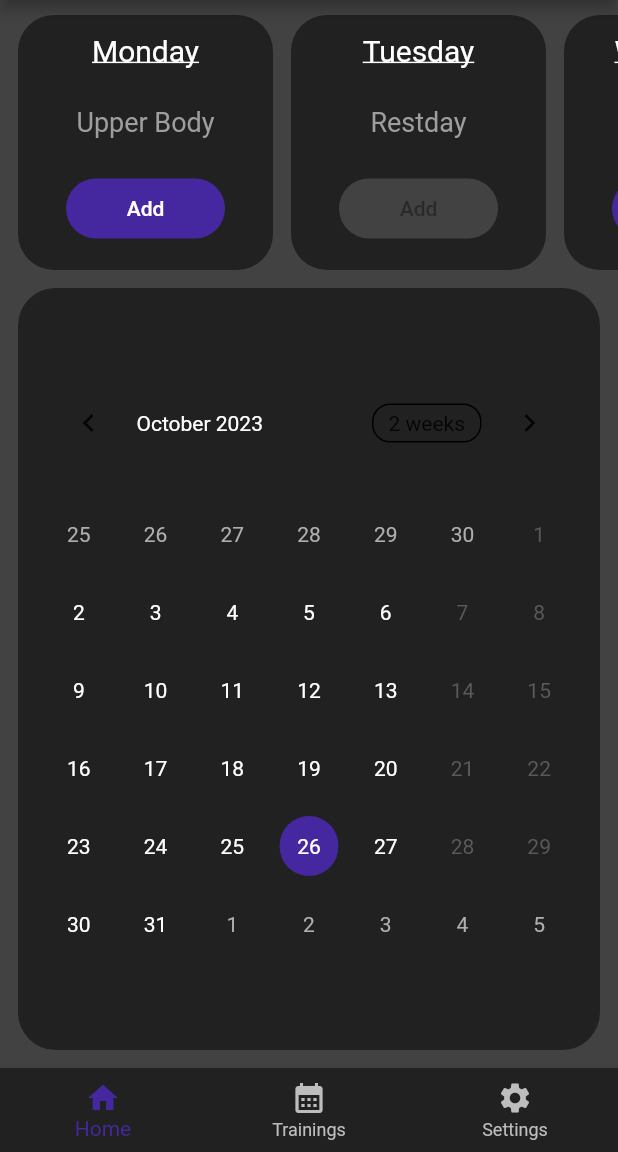
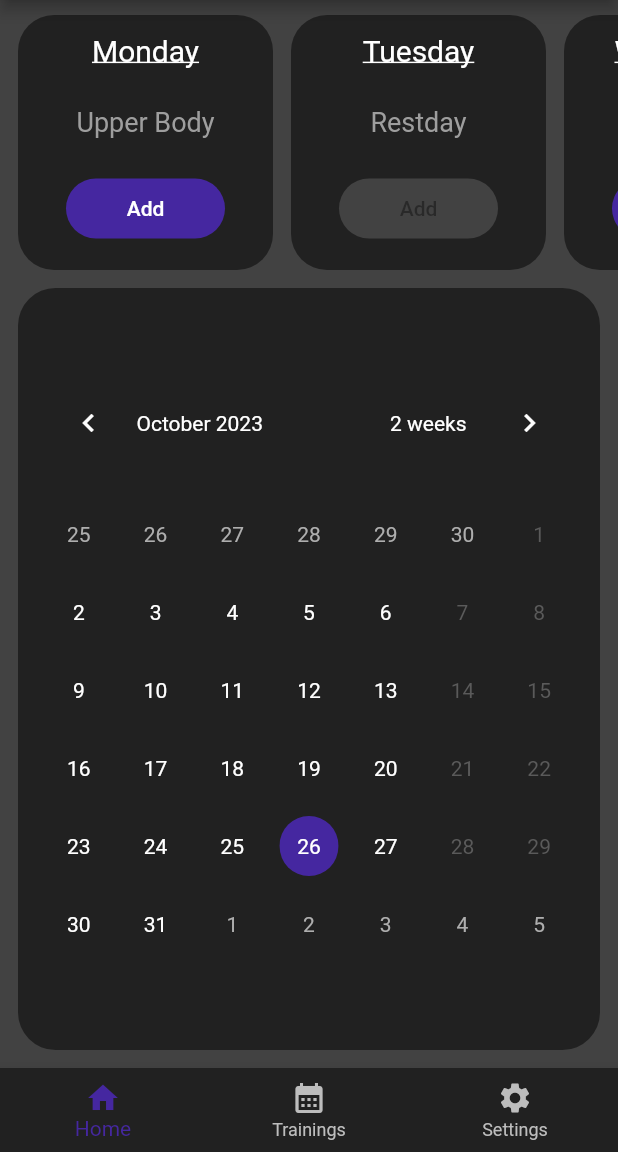
Before and after one commit to domique26/gym_tracker, a Flutter app: the screen it shows after launch, on a phone screen of 412 x 824 dp, the part 84-1236 px from its top. Run offline on Flutter 3.47's test engine with Material 2 defaults, Android fonts, the phone set to English and light mode, and no system bars; drawn by our look-alikes of table_calendar; our stand-ins replace hive, hive_flutter; accounts and stored records are empty.

Commit message:
Update home_page.dart

```diff
--- a/lib/pages/home_page.dart
+++ b/lib/pages/home_page.dart
@@ -135,6 +135,18 @@ class _HomePageState extends State<HomePage> {
       ),
       startingDayOfWeek: StartingDayOfWeek.monday,
       headerStyle: const HeaderStyle(
+        rightChevronIcon: Icon(
+          Icons.chevron_right,
+          color: Colors.white,
+        ),
+        leftChevronIcon: Icon(
+          Icons.chevron_left,
+          color: Colors.white,
+        ),
+        formatButtonDecoration: BoxDecoration(),
+        formatButtonTextStyle: TextStyle(
+          color: Colors.white,
+        ),
         titleTextStyle: TextStyle(
           color: Colors.white,
         ),
```
